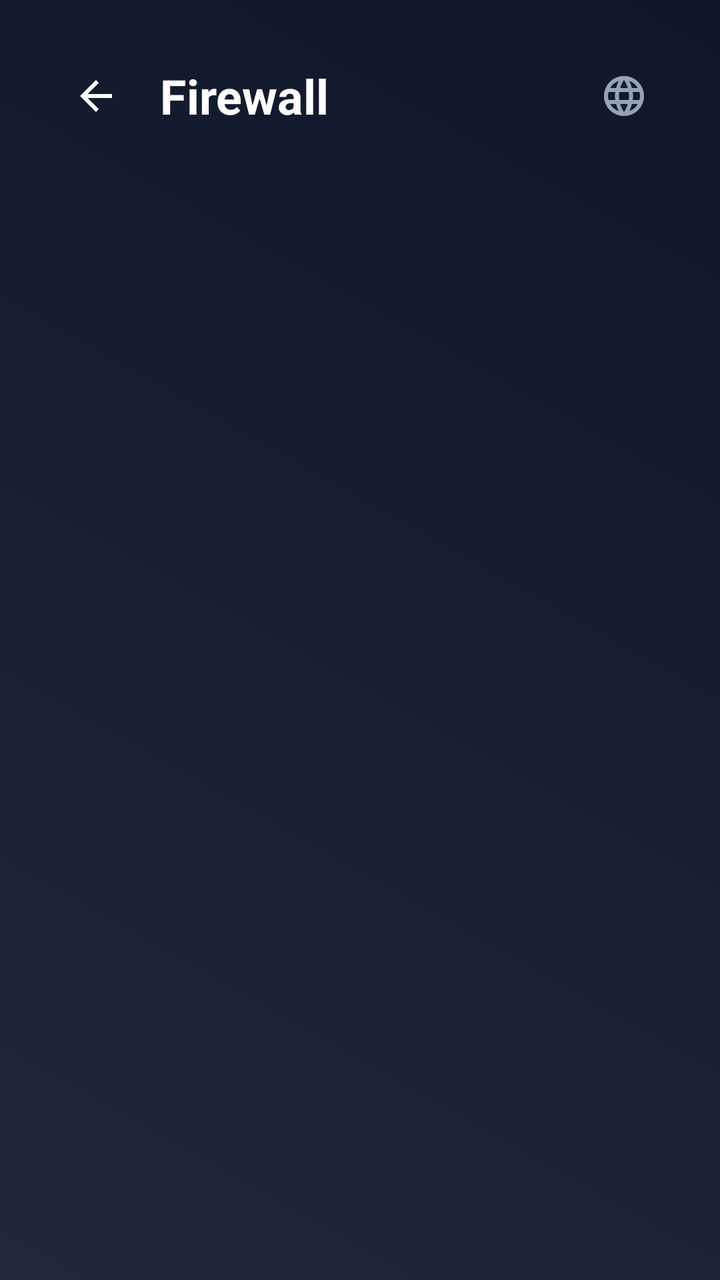
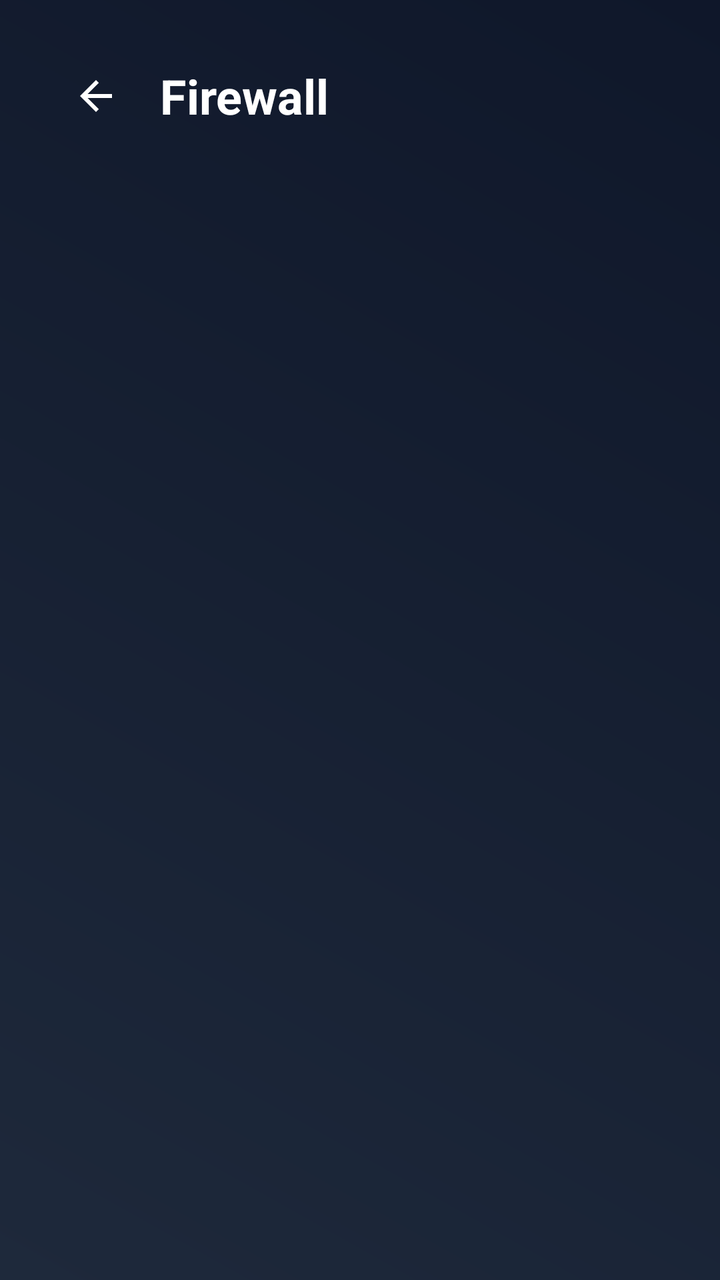

Two renders of the same Android screen: before a commit and after it. Below are the layout's source before the change and the commit's diff.
<!-- AndroidManifest.xml: activity theme Theme.VortexTV -->
<!-- res/layout/activity_firewall.xml -->
<?xml version="1.0" encoding="utf-8"?>
<androidx.constraintlayout.widget.ConstraintLayout xmlns:android="http://schemas.android.com/apk/res/android"
    xmlns:app="http://schemas.android.com/apk/res-auto"
    xmlns:tools="http://schemas.android.com/tools"
    android:layout_width="match_parent"
    android:layout_height="match_parent"
    android:background="@drawable/bg_main"
    android:padding="24dp">

    
    <LinearLayout
        android:id="@+id/headerContainer"
        android:layout_width="match_parent"
        android:layout_height="wrap_content"
        android:orientation="horizontal"
        android:gravity="center_vertical"
        android:paddingBottom="16dp"
        app:layout_constraintStart_toStartOf="parent"
        app:layout_constraintTop_toTopOf="parent">

        <ImageButton
            android:id="@+id/btnClose"
            android:layout_width="48dp"
            android:layout_height="48dp"
            android:background="?attr/selectableItemBackgroundBorderless"
            android:src="@drawable/ic_arrow_back"
            app:tint="@color/white"
            android:contentDescription="@string/action_close" />

        <TextView
            android:layout_width="wrap_content"
            android:layout_height="wrap_content"
            android:text="@string/title_firewall"
            android:textColor="@color/white"
            android:textSize="24sp"
            android:textStyle="bold"
            android:layout_marginStart="8dp" />

        <View
            android:layout_width="0dp"
            android:layout_height="0dp"
            android:layout_weight="1" />

        
        <ImageButton
            android:id="@+id/btnLanguage"
            android:layout_width="48dp"
            android:layout_height="48dp"
            android:background="?attr/selectableItemBackgroundBorderless"
            android:src="@drawable/ic_language"
            android:contentDescription="@string/language_title"
            app:tint="#94A3B8" />

    </LinearLayout>

    <androidx.viewpager2.widget.ViewPager2
        android:id="@+id/viewPager"
        android:layout_width="0dp"
        android:layout_height="0dp"
        android:layout_marginTop="8dp"
        android:visibility="gone"
        app:layout_constraintTop_toBottomOf="@id/headerContainer"
        app:layout_constraintBottom_toBottomOf="parent"
        app:layout_constraintStart_toStartOf="parent"
        app:layout_constraintEnd_toEndOf="parent" />

    
    <androidx.recyclerview.widget.RecyclerView
        android:id="@+id/rvFirewallApps"
        android:layout_width="0dp"
        android:layout_height="0dp"
        android:layout_marginTop="16dp"
        android:clipToPadding="false"
        android:focusable="true"
        android:nextFocusUp="@id/btnClose"
        app:layout_constraintTop_toBottomOf="@id/headerContainer"
        app:layout_constraintBottom_toTopOf="@id/bannerContainer"
        app:layout_constraintStart_toStartOf="parent"
        app:layout_constraintEnd_toEndOf="parent" />

    
    <androidx.recyclerview.widget.RecyclerView
        android:id="@+id/rvLogs"
        android:layout_width="0dp"
        android:layout_height="0dp"
        android:layout_marginTop="16dp"
        android:clipToPadding="false"
        android:focusable="true"
        android:visibility="gone"
        app:layout_constraintTop_toBottomOf="@id/headerContainer"
        app:layout_constraintBottom_toTopOf="@id/bannerContainer"
        app:layout_constraintStart_toStartOf="parent"
        app:layout_constraintEnd_toEndOf="parent" />

    
    <TextView
        android:id="@+id/tvNoLogs"
        android:layout_width="wrap_content"
        android:layout_height="wrap_content"
        android:text="@string/no_logs_found"
        android:textColor="#64748B"
        android:textSize="16sp"
        android:visibility="gone"
        app:layout_constraintTop_toBottomOf="@id/headerContainer"
        app:layout_constraintBottom_toTopOf="@id/bannerContainer"
        app:layout_constraintStart_toStartOf="parent"
        app:layout_constraintEnd_toEndOf="parent" />

    
    <RelativeLayout
        android:id="@+id/bannerContainer"
        android:layout_width="wrap_content"
        android:layout_height="wrap_content"
        android:layout_marginBottom="8dp"
        android:gravity="center"
        app:layout_constraintBottom_toBottomOf="parent"
        app:layout_constraintEnd_toEndOf="parent"
        app:layout_constraintStart_toStartOf="parent" />

    
    <ProgressBar
        android:id="@+id/progressBar"
        android:layout_width="wrap_content"
        android:layout_height="wrap_content"
        android:indeterminateTint="@color/accent_color"
        android:visibility="gone"
        app:layout_constraintBottom_toBottomOf="parent"
        app:layout_constraintEnd_toEndOf="parent"
        app:layout_constraintStart_toStartOf="parent"
        app:layout_constraintTop_toTopOf="parent" />

</androidx.constraintlayout.widget.ConstraintLayout>
<!-- resources referenced by this layout -->
<resources>
  <color name="accent_color">#6366F1</color>
  <color name="white">#FFFFFFFF</color>
  <!-- drawable bg_main (drawable) -->
  <?xml version="1.0" encoding="utf-8"?>
  <shape xmlns:android="http://schemas.android.com/apk/res/android"
      android:shape="rectangle">
      <gradient
          android:angle="45"
          android:endColor="@color/primary_dark"
          android:startColor="@color/primary_light"
          android:type="linear" />
  </shape>
  <!-- drawable ic_arrow_back (drawable) -->
  <vector xmlns:android="http://schemas.android.com/apk/res/android"
      android:width="24dp"
      android:height="24dp"
      android:viewportWidth="24.0"
      android:viewportHeight="24.0">
      <path
          android:fillColor="#FFFFFFFF"
          android:pathData="M20,11H7.83l5.59,-5.59L12,4l-8,8 8,8 1.41,-1.41L7.83,13H20v-2z"/>
  </vector>
  <!-- drawable ic_language (drawable) -->
  <?xml version="1.0" encoding="utf-8"?>
  <vector xmlns:android="http://schemas.android.com/apk/res/android"
      android:width="24dp"
      android:height="24dp"
      android:viewportWidth="24"
      android:viewportHeight="24">
      <path
          android:fillColor="@android:color/white"
          android:pathData="M11.99,2C6.47,2 2,6.48 2,12s4.47,10 9.99,10C17.52,22 22,17.52 22,12S17.52,2 11.99,2zM18.92,8h-2.95c-0.32,-1.25 -0.78,-2.45 -1.38,-3.56C16.43,5.05 17.86,6.37 18.92,8zM12,4.04c0.83,1.2 1.48,2.53 1.91,3.96h-3.82C10.52,6.57 11.17,5.24 12,4.04zM4.26,14C4.1,13.36 4,12.69 4,12s0.1,-1.36 0.26,-2h3.38C7.55,10.67 7.5,11.33 7.5,12s0.05,1.33 0.14,2H4.26zM5.08,16h2.95c0.32,1.25 0.78,2.45 1.38,3.56 -1.84,-0.63 -3.37,-1.9 -4.33,-3.56zM8.03,8H5.08c0.96,-1.66 2.49,-2.93 4.33,-3.56C8.81,5.55 8.35,6.75 8.03,8zM12,19.96c-0.83,-1.2 -1.48,-2.53 -1.91,-3.96h3.82C13.48,17.43 12.83,18.76 12,19.96zM14.34,14H9.66C9.57,13.34 9.5,12.68 9.5,12s0.07,-1.35 0.16,-2h4.68C14.43,10.65 14.5,11.32 14.5,12S14.43,13.34 14.34,14zM14.59,19.56C15.19,18.45 15.65,17.25 15.97,16h2.95C17.96,17.65 16.43,18.93 14.59,19.56zM16.36,14c0.09,-0.67 0.14,-1.33 0.14,-2s-0.05,-1.33 -0.14,-2h3.38C19.9,10.64 20,11.31 20,12s-0.1,1.36 -0.26,2H16.36z" />
  </vector>
  <string name="action_close">Close</string>
  <string name="language_title">Language / Idioma</string>
  <string name="no_logs_found">No connection logs found</string>
  <string name="title_firewall">Firewall</string>
  <style name="Theme.VortexTV" parent="Theme.MaterialComponents.DayNight.NoActionBar">
          
          <item name="colorPrimary">@color/accent_color</item>
          <item name="colorPrimaryVariant">@color/accent_focus</item>
          <item name="colorOnPrimary">@color/white</item>
          
          <item name="colorSecondary">@color/teal_200</item>
          <item name="colorSecondaryVariant">@color/teal_700</item>
          <item name="colorOnSecondary">@color/black</item>
          
          
          <item name="android:statusBarColor">@color/primary_dark</item>
          <item name="android:windowBackground">@drawable/bg_main</item>
      </style>
  <color name="primary_dark">#0F172A</color>
  <color name="primary_light">#1E293B</color>
  <color name="accent_focus">#818CF8</color>
  <color name="teal_200">#03DAC5</color>
  <color name="teal_700">#018786</color>
  <color name="black">#FF000000</color>
</resources>

<!-- the commit's change to res/layout/activity_firewall.xml (unified diff, before → after) -->
@@ -36,20 +36,7 @@
             android:textStyle="bold"
             android:layout_marginStart="8dp" />
 
-        <View
-            android:layout_width="0dp"
-            android:layout_height="0dp"
-            android:layout_weight="1" />
 
-        
-        <ImageButton
-            android:id="@+id/btnLanguage"
-            android:layout_width="48dp"
-            android:layout_height="48dp"
-            android:background="?attr/selectableItemBackgroundBorderless"
-            android:src="@drawable/ic_language"
-            android:contentDescription="@string/language_title"
-            app:tint="#94A3B8" />
 
     </LinearLayout>
 
<!-- resource entries referenced after the edit -->
@@ -22,19 +22,7 @@
           android:fillColor="#FFFFFFFF"
           android:pathData="M20,11H7.83l5.59,-5.59L12,4l-8,8 8,8 1.41,-1.41L7.83,13H20v-2z"/>
   </vector>
-  <!-- drawable ic_language (drawable) -->
-  <?xml version="1.0" encoding="utf-8"?>
-  <vector xmlns:android="http://schemas.android.com/apk/res/android"
-      android:width="24dp"
-      android:height="24dp"
-      android:viewportWidth="24"
-      android:viewportHeight="24">
-      <path
-          android:fillColor="@android:color/white"
-          android:pathData="M11.99,2C6.47,2 2,6.48 2,12s4.47,10 9.99,10C17.52,22 22,17.52 22,12S17.52,2 11.99,2zM18.92,8h-2.95c-0.32,-1.25 -0.78,-2.45 -1.38,-3.56C16.43,5.05 17.86,6.37 18.92,8zM12,4.04c0.83,1.2 1.48,2.53 1.91,3.96h-3.82C10.52,6.57 11.17,5.24 12,4.04zM4.26,14C4.1,13.36 4,12.69 4,12s0.1,-1.36 0.26,-2h3.38C7.55,10.67 7.5,11.33 7.5,12s0.05,1.33 0.14,2H4.26zM5.08,16h2.95c0.32,1.25 0.78,2.45 1.38,3.56 -1.84,-0.63 -3.37,-1.9 -4.33,-3.56zM8.03,8H5.08c0.96,-1.66 2.49,-2.93 4.33,-3.56C8.81,5.55 8.35,6.75 8.03,8zM12,19.96c-0.83,-1.2 -1.48,-2.53 -1.91,-3.96h3.82C13.48,17.43 12.83,18.76 12,19.96zM14.34,14H9.66C9.57,13.34 9.5,12.68 9.5,12s0.07,-1.35 0.16,-2h4.68C14.43,10.65 14.5,11.32 14.5,12S14.43,13.34 14.34,14zM14.59,19.56C15.19,18.45 15.65,17.25 15.97,16h2.95C17.96,17.65 16.43,18.93 14.59,19.56zM16.36,14c0.09,-0.67 0.14,-1.33 0.14,-2s-0.05,-1.33 -0.14,-2h3.38C19.9,10.64 20,11.31 20,12s-0.1,1.36 -0.26,2H16.36z" />
-  </vector>
   <string name="action_close">Close</string>
-  <string name="language_title">Language / Idioma</string>
   <string name="no_logs_found">No connection logs found</string>
   <string name="title_firewall">Firewall</string>
   <style name="Theme.VortexTV" parent="Theme.MaterialComponents.DayNight.NoActionBar">
